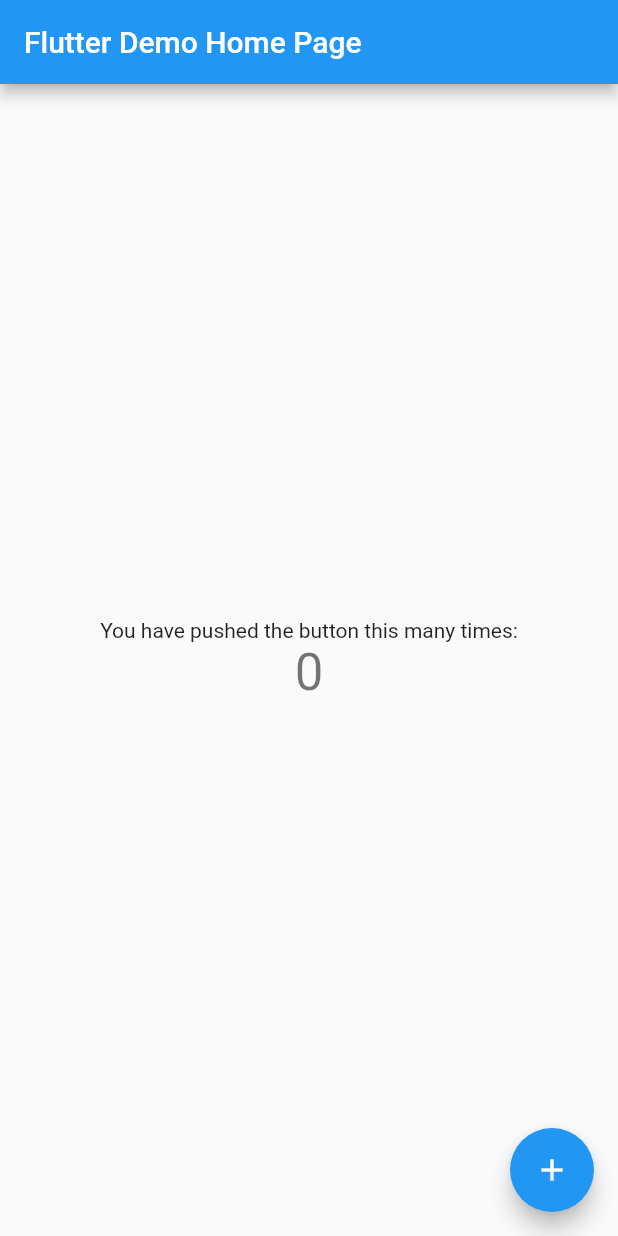
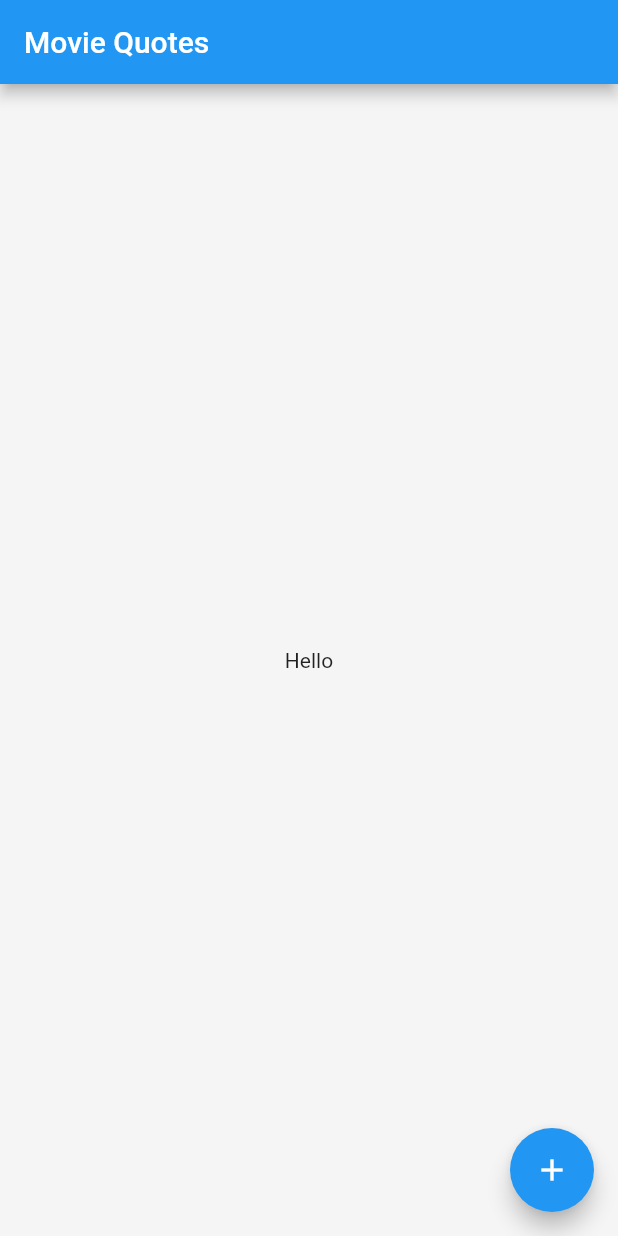
Before and after one commit to rhit-yiny1/movie-quotes, a Flutter app: the screen it shows after launch, on a phone screen of 412 x 824 dp. Run offline on Flutter 3.47's test engine with Material 2 defaults, Android fonts, the phone set to English and light mode, and no system bars.

Commit message:
template for a page

```diff
--- a/movie_quotes/lib/main.dart
+++ b/movie_quotes/lib/main.dart
@@ -1,4 +1,5 @@
 import 'package:flutter/material.dart';
+import 'package:movie_quotes/pages/movie_quotes_list_page.dart';
 
 void main() {
   runApp(const MyApp());
@@ -11,35 +12,17 @@
   @override
   Widget build(BuildContext context) {
     return MaterialApp(
-      title: 'Flutter Demo',
+      title: 'Movie Quotes',
       theme: ThemeData(
-        // This is the theme of your application.
-        //
-        // Try running your application with "flutter run". You'll see the
-        // application has a blue toolbar. Then, without quitting the app, try
-        // changing the primarySwatch below to Colors.green and then invoke
-        // "hot reload" (press "r" in the console where you ran "flutter run",
-        // or simply save your changes to "hot reload" in a Flutter IDE).
-        // Notice that the counter didn't reset back to zero; the application
-        // is not restarted.
         primarySwatch: Colors.blue,
       ),
-      home: const MyHomePage(title: 'Flutter Demo Home Page'),
+      home: const MovieQuoteListPage(),
     );
   }
 }
 
 class MyHomePage extends StatefulWidget {
   const MyHomePage({super.key, required this.title});
-
-  // This widget is the home page of your application. It is stateful, meaning
-  // that it has a State object (defined below) that contains fields that affect
-  // how it looks.
-
-  // This class is the configuration for the state. It holds the values (in this
-  // case the title) provided by the parent (in this case the App widget) and
-  // used by the build method of the State. Fields in a Widget subclass are
-  // always marked "final".
 
   final String title;
 
--- /dev/null
+++ b/movie_quotes/lib/models/movie_quote.dart
@@ -0,0 +1,6 @@
+class MovieQuote {
+  String quote;
+  String movie;
+
+  MovieQuote({required this.quote, required this.movie});
+}
--- /dev/null
+++ b/movie_quotes/lib/pages/movie_quotes_list_page.dart
@@ -0,0 +1,33 @@
+import 'package:flutter/material.dart';
+import 'package:flutter/src/widgets/container.dart';
+import 'package:flutter/src/widgets/framework.dart';
+import 'package:movie_quotes/models/movie_quote.dart';
+
+class MovieQuoteListPage extends StatefulWidget {
+  const MovieQuoteListPage({super.key});
+
+  @override
+  State<MovieQuoteListPage> createState() => _MovieQuoteListPage();
+}
+
+class _MovieQuoteListPage extends State<MovieQuoteListPage> {
+  @override
+  Widget build(BuildContext context) {
+    return Scaffold(
+      appBar: AppBar(
+        title: const Text("Movie Quotes"),
+      ),
+      backgroundColor: Colors.grey[100],
+      body: Center(
+        child: Text("Hello"),
+      ),
+      floatingActionButton: FloatingActionButton(
+        onPressed: () {
+          print("You pressed the fab!");
+        },
+        tooltip: 'Create',
+        child: const Icon(Icons.add),
+      ),
+    );
+  }
+}
```
Also changed, not shown: movie_quotes/lib/components/movie_quote_row_component.dart (added), movie_quotes/lib/pages/movie_quote_detail_page.dart (added).
